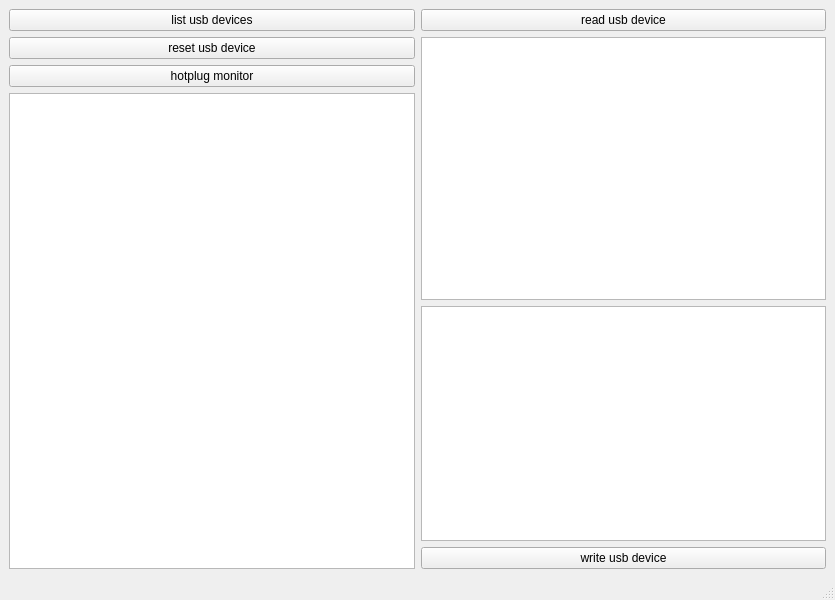
Before: the Qt Designer form QT_USB_PROGRAM/mainwindow.ui in seokgh/qt_usb_program, drawn with Qt 5.
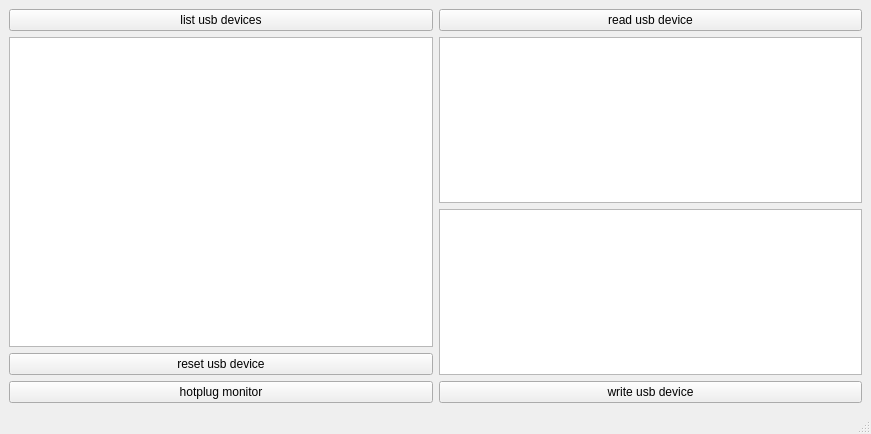
After: the same form once the commit is applied.

Commit message: [usb] Update gui design

Diff of the .ui file:
```diff
--- a/QT_USB_PROGRAM/mainwindow.ui
+++ b/QT_USB_PROGRAM/mainwindow.ui
@@ -6,8 +6,8 @@
    <rect>
     <x>0</x>
     <y>0</y>
-    <width>835</width>
-    <height>600</height>
+    <width>871</width>
+    <height>434</height>
    </rect>
   </property>
   <property name="windowTitle">
@@ -26,6 +26,9 @@
           </property>
          </widget>
         </item>
+        <item>
+         <widget class="QListView" name="listView"/>
+        </item>
         <item>
          <widget class="QPushButton" name="pushButton_reset_usb_device">
           <property name="text">
@@ -40,9 +43,6 @@
           </property>
          </widget>
         </item>
-        <item>
-         <widget class="QListView" name="listView"/>
-        </item>
        </layout>
       </item>
       <item>
```
Left out of the diff: 2 changed lines with no effect on the pictures.
